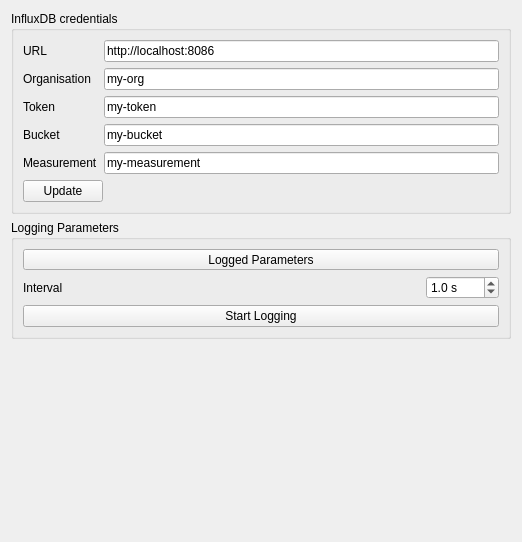
Before: the Qt Designer form linien-gui/linien_gui/ui/logging_panel.ui in linien-org/linien, drawn with Qt 5.
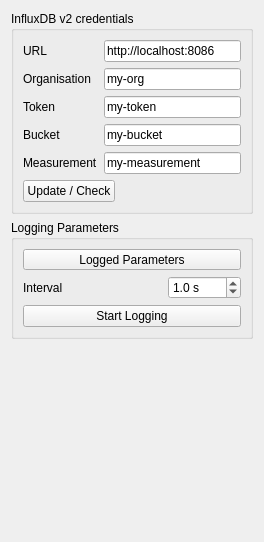
After: the same form once the commit is applied. Custom widgets are drawn as their Qt base class.

```diff
--- a/linien-gui/linien_gui/ui/logging_panel.ui
+++ b/linien-gui/linien_gui/ui/logging_panel.ui
@@ -6,7 +6,7 @@
    <rect>
     <x>0</x>
     <y>0</y>
-    <width>522</width>
+    <width>264</width>
     <height>542</height>
    </rect>
   </property>
@@ -29,7 +29,7 @@
    <item>
     <widget class="QGroupBox" name="influxCredentialGroupBox">
      <property name="title">
-      <string>InfluxDB credentials</string>
+      <string>InfluxDB v2 credentials</string>
      </property>
      <layout class="QVBoxLayout" name="verticalLayout_4">
       <item>
@@ -111,7 +111,7 @@
         <item>
          <widget class="QPushButton" name="influxUpdateButton">
           <property name="text">
-           <string>Update</string>
+           <string>Update / Check</string>
           </property>
          </widget>
         </item>
```
